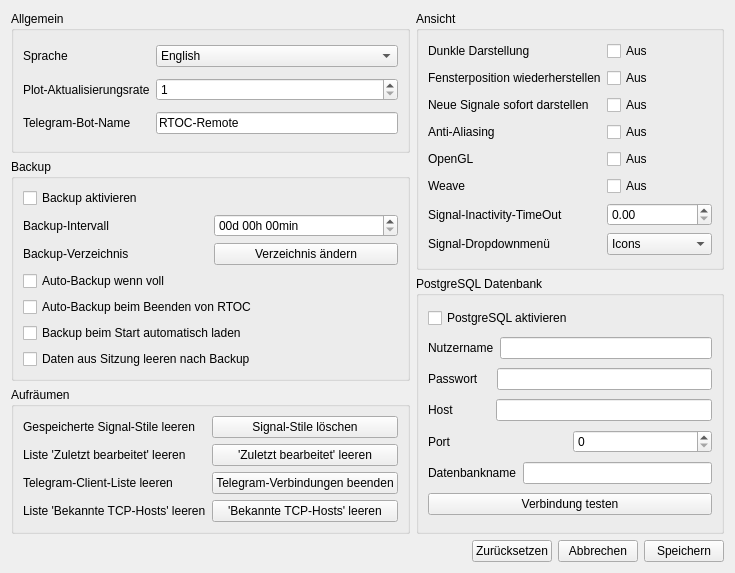
Qt form RTOC/RTOC_GUI/ui/settingsWidget.ui (Haschtl/RealTimeOpenControl) before a commit.
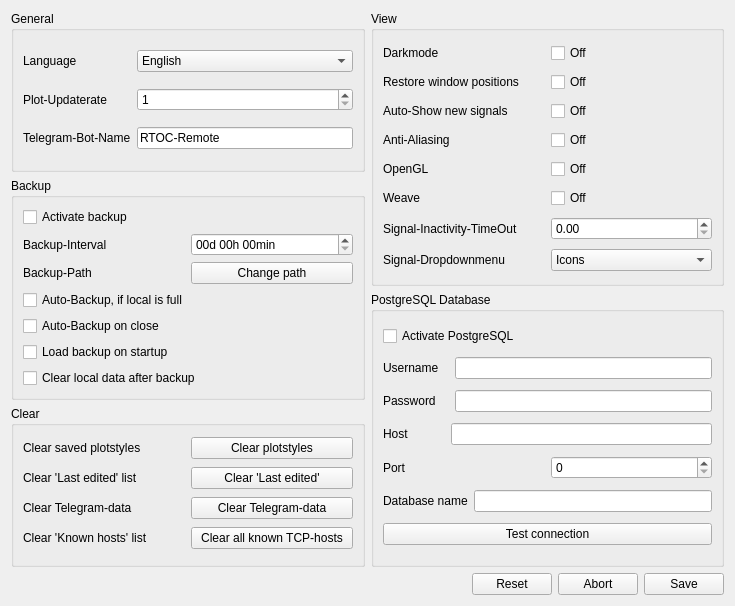
The same form after that commit.

Commit message: release 2.1.0 - translation fixed - bugfixes - telegram cleanup - gui-appeareance is now better

The edit to the form file:
```diff
--- a/RTOC/RTOC_GUI/ui/settingsWidget.ui
+++ b/RTOC/RTOC_GUI/ui/settingsWidget.ui
@@ -7,7 +7,7 @@
     <x>0</x>
     <y>0</y>
     <width>735</width>
-    <height>573</height>
+    <height>606</height>
    </rect>
   </property>
   <property name="windowTitle">
@@ -21,7 +21,7 @@
        <item>
         <widget class="QGroupBox" name="groupBox">
          <property name="title">
-          <string>Allgemein</string>
+          <string>General</string>
          </property>
          <layout class="QGridLayout" name="gridLayout">
           <item row="3" column="1">
@@ -34,7 +34,7 @@
           <item row="3" column="0">
            <widget class="QLabel" name="label_4">
             <property name="text">
-             <string>Plot-Aktualisierungsrate</string>
+             <string>Plot-Updaterate</string>
             </property>
            </widget>
           </item>
@@ -55,7 +55,7 @@
           <item row="0" column="0">
            <widget class="QLabel" name="label">
             <property name="text">
-             <string>Sprache</string>
+             <string>Language</string>
             </property>
            </widget>
           </item>
@@ -85,7 +85,7 @@
           <item>
            <widget class="QCheckBox" name="backupCheckbox">
             <property name="text">
-             <string>Backup aktivieren</string>
+             <string>Activate backup</string>
             </property>
            </widget>
           </item>
@@ -97,7 +97,7 @@
             <item>
              <widget class="QLabel" name="label_16">
               <property name="text">
-               <string>Backup-Intervall</string>
+               <string>Backup-Interval</string>
               </property>
              </widget>
             </item>
@@ -135,14 +135,14 @@
             <item>
              <widget class="QLabel" name="label_17">
               <property name="text">
-               <string>Backup-Verzeichnis</string>
+               <string>Backup-Path</string>
               </property>
              </widget>
             </item>
             <item>
              <widget class="QPushButton" name="backupDirButton">
               <property name="text">
-               <string>Verzeichnis ändern</string>
+               <string>Change path</string>
               </property>
              </widget>
             </item>
@@ -151,28 +151,28 @@
           <item>
            <widget class="QCheckBox" name="backupIfFullCheckbox">
             <property name="text">
-             <string>Auto-Backup wenn voll</string>
+             <string>Auto-Backup, if local is full</string>
             </property>
            </widget>
           </item>
           <item>
            <widget class="QCheckBox" name="backupAutoOnCloseCheckbox">
             <property name="text">
-             <string>Auto-Backup beim Beenden von RTOC</string>
+             <string>Auto-Backup on close</string>
             </property>
            </widget>
           </item>
           <item>
            <widget class="QCheckBox" name="backupLoadOnOpenCheckbox">
             <property name="text">
-             <string>Backup beim Start automatisch laden</string>
+             <string>Load backup on startup</string>
             </property>
            </widget>
           </item>
           <item>
            <widget class="QCheckBox" name="backupClearCheckbox">
             <property name="text">
-             <string>Daten aus Sitzung leeren nach Backup</string>
+             <string>Clear local data after backup</string>
             </property>
            </widget>
           </item>
@@ -182,62 +182,62 @@
        <item>
         <widget class="QGroupBox" name="groupBox_2">
          <property name="title">
-          <string>Aufräumen</string>
+          <string>Clear</string>
          </property>
          <layout class="QGridLayout" name="gridLayout_2">
           <item row="0" column="0">
            <widget class="QLabel" name="label_2">
             <property name="text">
-             <string>Gespeicherte Signal-Stile leeren</string>
+             <string>Clear saved plotstyles</string>
             </property>
            </widget>
           </item>
           <item row="1" column="0">
            <widget class="QLabel" name="label_3">
             <property name="text">
-             <string>Liste 'Zuletzt bearbeitet' leeren</string>
+             <string>Clear 'Last edited' list</string>
             </property>
            </widget>
           </item>
           <item row="0" column="1">
            <widget class="QPushButton" name="clearSignalStylesButton">
             <property name="text">
-             <string>Signal-Stile löschen</string>
+             <string>Clear plotstyles</string>
             </property>
            </widget>
           </item>
           <item row="2" column="1">
            <widget class="QPushButton" name="clearTelegramClientListButton">
             <property name="text">
-             <string>Telegram-Verbindungen beenden</string>
+             <string>Clear Telegram-data</string>
             </property>
            </widget>
           </item>
           <item row="2" column="0">
            <widget class="QLabel" name="label_6">
             <property name="text">
-             <string>Telegram-Client-Liste leeren</string>
+             <string>Clear Telegram-data</string>
             </property>
            </widget>
           </item>
           <item row="1" column="1">
            <widget class="QPushButton" name="clearLastEditedListButton">
             <property name="text">
-             <string>'Zuletzt bearbeitet' leeren</string>
+             <string>Clear 'Last edited'</string>
             </property>
            </widget>
           </item>
           <item row="3" column="0">
            <widget class="QLabel" name="label_7">
             <property name="text">
-             <string>Liste 'Bekannte TCP-Hosts' leeren</string>
+             <string>Clear 'Known hosts' list</string>
             </property>
            </widget>
           </item>
           <item row="3" column="1">
            <widget class="QPushButton" name="clearTCPHostListButton">
             <property name="text">
-             <string>'Bekannte TCP-Hosts' leeren</string>
+             <string>Clear all known TCP-hosts</string>
             </property>
            </widget>
           </item>
@@ -251,7 +251,7 @@
        <item>
         <widget class="QGroupBox" name="groupBox_3">
          <property name="title">
-          <string>Ansicht</string>
+          <string>View</string>
          </property>
          <layout class="QGridLayout" name="gridLayout_3">
           <item row="6" column="0">
@@ -278,7 +278,7 @@
           <item row="4" column="1">
            <widget class="QCheckBox" name="openGLCheckBox">
             <property name="text">
-             <string>Aus</string>
+             <string>Off</string>
             </property>
            </widget>
           </item>
@@ -292,14 +292,14 @@
           <item row="8" column="0">
            <widget class="QLabel" name="label_9">
             <property name="text">
-             <string>Signal-Dropdownmenü</string>
+             <string>Signal-Dropdownmenu</string>
             </property>
            </widget>
           </item>
           <item row="2" column="0">
            <widget class="QLabel" name="label_10">
             <property name="text">
-             <string>Neue Signale sofort darstellen</string>
+             <string>Auto-Show new signals</string>
             </property>
            </widget>
           </item>
@@ -313,14 +313,14 @@
           <item row="5" column="1">
            <widget class="QCheckBox" name="weaveCheckBox">
             <property name="text">
-             <string>Aus</string>
+             <string>Off</string>
             </property>
            </widget>
           </item>
           <item row="2" column="1">
            <widget class="QCheckBox" name="autoShowCheckBox">
             <property name="text">
-             <string>Aus</string>
+             <string>Off</string>
             </property>
            </widget>
           </item>
@@ -334,35 +334,35 @@
           <item row="3" column="1">
            <widget class="QCheckBox" name="antialiasingCheckBox">
             <property name="text">
-             <string>Aus</string>
+             <string>Off</string>
             </property>
            </widget>
           </item>
           <item row="0" column="1">
            <widget class="QCheckBox" name="darkmodeCheckBox">
             <property name="text">
-             <string>Aus</string>
+             <string>Off</string>
             </property>
            </widget>
           </item>
           <item row="1" column="0">
            <widget class="QLabel" name="label_14">
             <property name="text">
-             <string>Fensterposition wiederherstellen</string>
+             <string>Restore window positions</string>
             </property>
            </widget>
           </item>
           <item row="0" column="0">
            <widget class="QLabel" name="label_8">
             <property name="text">
-             <string>Dunkle Darstellung</string>
+             <string>Darkmode</string>
             </property>
            </widget>
           </item>
           <item row="1" column="1">
            <widget class="QCheckBox" name="restoreWidgetPositionCheckBox">
             <property name="text">
-             <string>Aus</string>
+             <string>Off</string>
             </property>
            </widget>
           </item>
@@ -379,13 +379,13 @@
        <item>
         <widget class="QGroupBox" name="groupBox_5">
          <property name="title">
-          <string>PostgreSQL Datenbank</string>
+          <string>PostgreSQL Database</string>
          </property>
          <layout class="QVBoxLayout" name="verticalLayout_5">
           <item>
            <widget class="QCheckBox" name="postgresqlCheckbox">
             <property name="text">
-             <string>PostgreSQL aktivieren</string>
+             <string>Activate PostgreSQL</string>
             </property>
            </widget>
           </item>
@@ -397,7 +397,7 @@
             <item>
              <widget class="QLabel" name="label_18">
               <property name="text">
-               <string>Nutzername</string>
+               <string>Username   </string>
               </property>
              </widget>
             </item>
@@ -414,7 +414,7 @@
             <item>
              <widget class="QLabel" name="label_19">
               <property name="text">
-               <string>Passwort    </string>
+               <string>Password    </string>
               </property>
              </widget>
             </item>
@@ -469,7 +469,7 @@
             <item>
              <widget class="QLabel" name="label_22">
               <property name="text">
-               <string>Datenbankname</string>
+               <string>Database name</string>
               </property>
              </widget>
             </item>
@@ -481,7 +481,7 @@
           <item>
            <widget class="QPushButton" name="postgresqlCheckButton">
             <property name="text">
-             <string>Verbindung testen</string>
+             <string>Test connection</string>
             </property>
            </widget>
           </item>
@@ -510,21 +510,21 @@
      <item>
       <widget class="QPushButton" name="resetButton">
        <property name="text">
-        <string>Zurücksetzen</string>
+        <string>Reset</string>
        </property>
       </widget>
      </item>
      <item>
       <widget class="QPushButton" name="abortButton">
        <property name="text">
-        <string>Abbrechen</string>
+        <string>Abort</string>
        </property>
       </widget>
      </item>
      <item>
       <widget class="QPushButton" name="saveButton">
        <property name="text">
-        <string>Speichern</string>
+        <string>Save</string>
        </property>
       </widget>
      </item>
```
Left out of the diff: 2 changed lines with no effect on the pictures. The commit also changes 65 other files.
